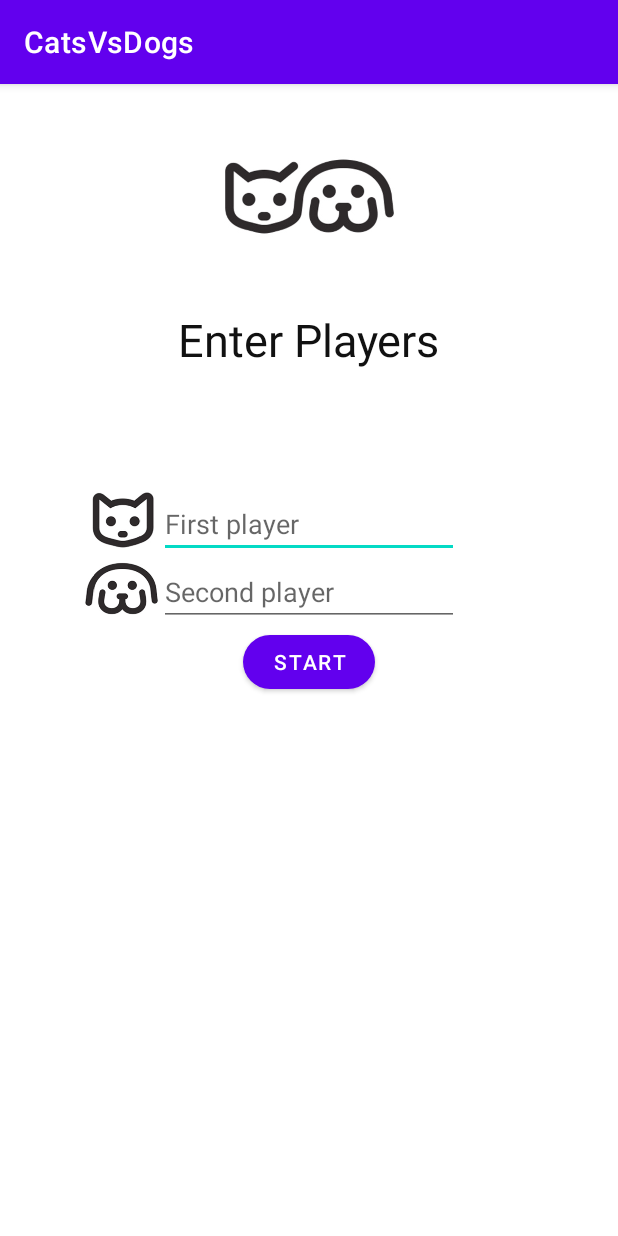
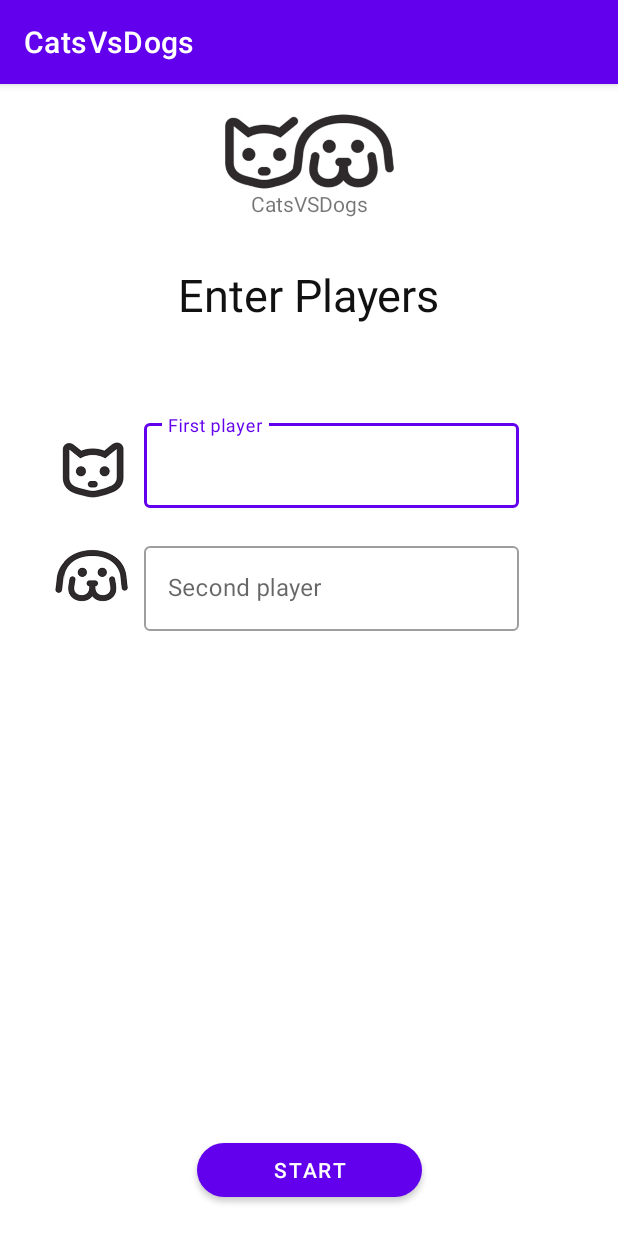
Before and after one commit to devAlexanderKonopelko/CatsVSDogs, an Android app: the screen it shows after launch (MainActivity), on a phone screen of 412 x 824 dp. Run offline under Robolectric (Android 15) with nearby library versions, the phone set to English and light mode, and no system bars.

Commit message:
Start Layout additions and changes
Setted some margins to layout elements,
added app name element,
added material design outline to editViews,
other small changes.

```diff
--- a/app/src/main/java/com/example/catsvsdogs/FragmentDogs.kt
+++ b/app/src/main/java/com/example/catsvsdogs/FragmentDogs.kt
@@ -21,7 +21,7 @@ class FragmentDogs : Fragment() {
         super.onActivityCreated(savedInstanceState)
 
         playerDogs.text = DataStorage.instance.player2Name
-
+        animationsDogs
         clickDogs.setOnClickListener {
             DataStorage.instance.player2Points += 1
             textDogs.text = DataStorage.instance.player2Points.toString()
--- a/app/src/main/res/layout/activity_main.xml
+++ b/app/src/main/res/layout/activity_main.xml
@@ -9,33 +9,27 @@
     <ImageView
         android:id="@+id/main_logo"
         android:layout_width="150dp"
-        android:layout_height="150dp"
+        android:layout_height="50dp"
+        android:layout_marginTop="20dp"
+        android:scaleType="centerCrop"
         android:src="@drawable/logo"
         app:layout_constraintEnd_toEndOf="parent"
         app:layout_constraintStart_toStartOf="parent"
         app:layout_constraintTop_toTopOf="parent" />
 
-    <ImageView
-        android:id="@+id/catLog"
-        android:layout_width="50dp"
-        android:layout_height="50dp"
-        android:src="@drawable/cat"
-        app:layout_constraintBottom_toTopOf="@+id/secondName"
-        app:layout_constraintEnd_toStartOf="@+id/firstName"
-         />
-
-    <ImageView
-        android:id="@+id/dogLog"
-        android:layout_width="50dp"
-        android:layout_height="50dp"
-        android:src="@drawable/dog"
-        app:layout_constraintBottom_toTopOf="@+id/startButton"
-        app:layout_constraintEnd_toStartOf="@+id/secondName" />
+    <TextView
+        android:layout_width="wrap_content"
+        android:layout_height="wrap_content"
+        android:text="@string/catsvsdogs"
+        app:layout_constraintEnd_toEndOf="parent"
+        app:layout_constraintStart_toStartOf="parent"
+        app:layout_constraintTop_toBottomOf="@+id/main_logo" />
 
     <TextView
         android:id="@+id/textView"
         android:layout_width="wrap_content"
         android:layout_height="wrap_content"
+        android:layout_marginTop="50dp"
         android:text="@string/enter_players"
         android:textColor="#111"
         android:textSize="30sp"
@@ -43,38 +37,73 @@
         app:layout_constraintStart_toStartOf="parent"
         app:layout_constraintTop_toBottomOf="@+id/main_logo" />
 
-    <com.google.android.material.button.MaterialButton
-        android:id="@+id/startButton"
-        android:layout_width="wrap_content"
+    <ImageView
+        android:id="@+id/catLog"
+        android:layout_width="50dp"
+        android:layout_height="50dp"
+        android:layout_marginEnd="10dp"
+        android:layout_marginBottom="20dp"
+        android:src="@drawable/cat"
+        app:layout_constraintBottom_toTopOf="@+id/secondNameContainer"
+        app:layout_constraintEnd_toStartOf="@+id/firstNameContainer" />
+
+
+    <com.google.android.material.textfield.TextInputLayout
+        android:id="@+id/firstNameContainer"
+        android:layout_width="250dp"
         android:layout_height="wrap_content"
-        android:text="@string/start"
-        app:cornerRadius="20dp"
-        app:layout_constraintEnd_toEndOf="parent"
-        app:layout_constraintStart_toStartOf="parent"
-        app:layout_constraintTop_toBottomOf="@+id/secondName" />
-
-    <com.google.android.material.textfield.TextInputEditText
-        android:id="@+id/firstName"
-        android:layout_width="200dp"
-        android:layout_height="wrap_content"
-        android:hint="@string/first_name"
-        android:layout_marginTop="80dp"
+        style="@style/Widget.MaterialComponents.TextInputLayout.OutlinedBox"
+        android:layout_marginTop="60dp"
+        android:layout_marginStart="30dp"
         app:layout_constraintEnd_toEndOf="parent"
         app:layout_constraintStart_toStartOf="parent"
         app:layout_constraintTop_toBottomOf="@+id/textView">
+        <com.google.android.material.textfield.TextInputEditText
+            android:id="@+id/firstName"
+            android:layout_width="250dp"
+            android:layout_height="wrap_content"
+            android:hint="@string/first_name"/>
+    </com.google.android.material.textfield.TextInputLayout>
 
-    </com.google.android.material.textfield.TextInputEditText>
 
-    <com.google.android.material.textfield.TextInputEditText
-        android:id="@+id/secondName"
-        android:layout_width="200dp"
+    <ImageView
+        android:id="@+id/dogLog"
+        android:layout_width="50dp"
+        android:layout_height="50dp"
+        android:layout_marginEnd="10dp"
+        android:layout_marginTop="20dp"
+        android:src="@drawable/dog"
+        app:layout_constraintEnd_toStartOf="@+id/secondNameContainer"
+        app:layout_constraintTop_toBottomOf="@+id/catLog" />
+    <com.google.android.material.textfield.TextInputLayout
+        android:id="@+id/secondNameContainer"
+        style="@style/Widget.MaterialComponents.TextInputLayout.OutlinedBox"
+        android:layout_width="250dp"
         android:layout_height="wrap_content"
-        android:hint="@string/second_name"
+        android:layout_marginStart="30dp"
+        android:layout_marginTop="20dp"
         app:layout_constraintEnd_toEndOf="parent"
         app:layout_constraintStart_toStartOf="parent"
-        app:layout_constraintTop_toBottomOf="@+id/firstName">
+        app:layout_constraintTop_toBottomOf="@+id/firstNameContainer">
 
-    </com.google.android.material.textfield.TextInputEditText>
+        <com.google.android.material.textfield.TextInputEditText
+            android:id="@+id/secondName"
+            android:layout_width="250dp"
+            android:layout_height="wrap_content"
+            android:hint="@string/second_name" />
+    </com.google.android.material.textfield.TextInputLayout>
+
+
+    <com.google.android.material.button.MaterialButton
+        android:id="@+id/startButton"
+        android:layout_width="150dp"
+        android:layout_height="wrap_content"
+        android:layout_marginBottom="20dp"
+        android:text="@string/start"
+        app:cornerRadius="20dp"
+        app:layout_constraintBottom_toBottomOf="parent"
+        app:layout_constraintEnd_toEndOf="parent"
+        app:layout_constraintStart_toStartOf="parent" />
 
 
 
--- a/app/src/main/res/values/strings.xml
+++ b/app/src/main/res/values/strings.xml
@@ -15,4 +15,5 @@
     <string name="enter_players">Enter Players</string>
     <string name="player_one">Player One:</string>
     <string name="player_two">Player Two</string>
+    <string name="catsvsdogs">CatsVSDogs</string>
 </resources>
```
